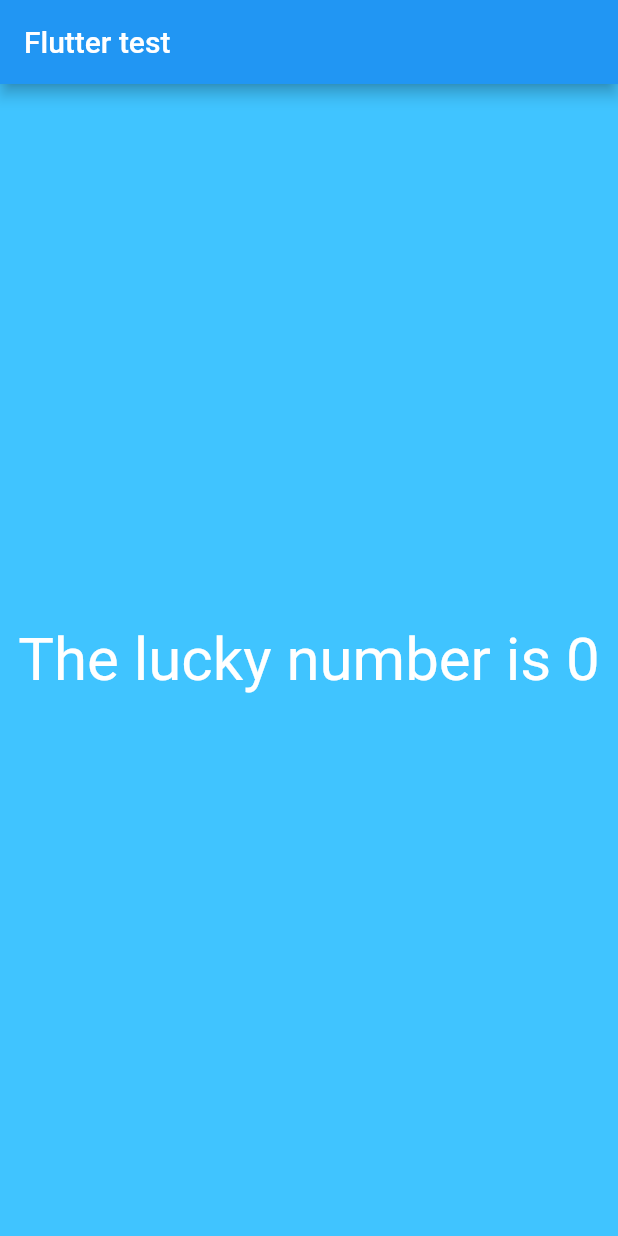
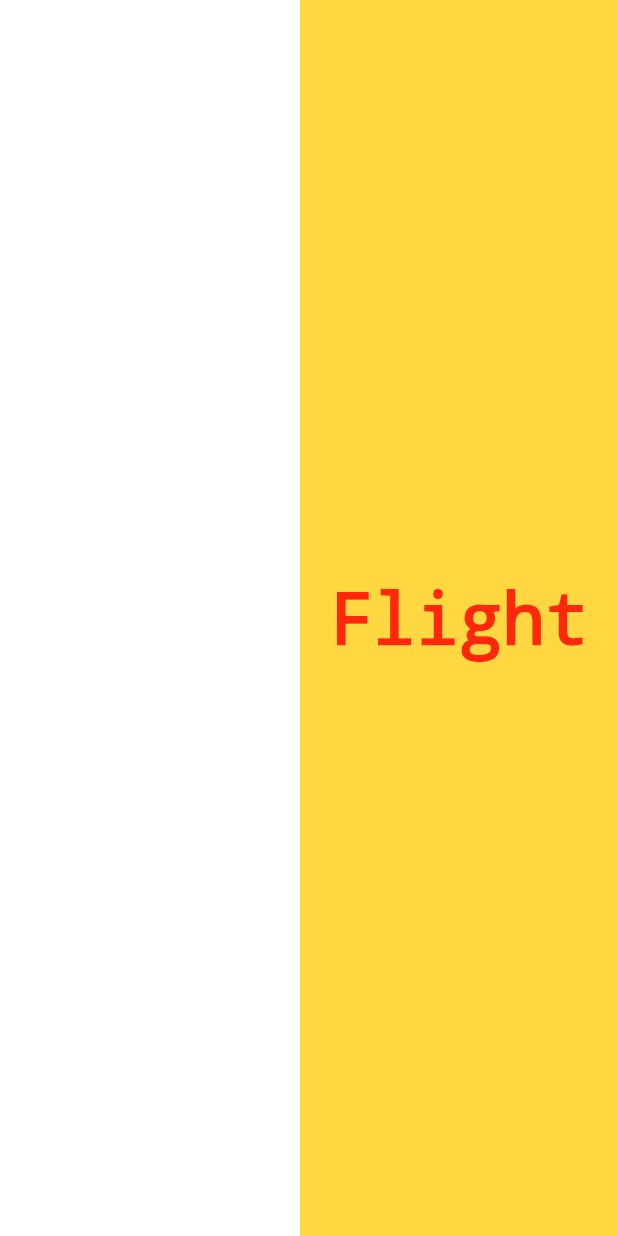
Before and after one commit to SherifMohamedFarouk/Flutter-test-run, a Flutter app: the screen it shows after launch, on a phone screen of 412 x 824 dp. Run offline on Flutter 3.47's test engine with Material 2 defaults, Android fonts, the phone set to English and light mode, and no system bars.

Commit message:
Container

```diff
--- a/lib/app_screens/FirstScreen.dart
+++ b/lib/app_screens/FirstScreen.dart
@@ -2,19 +2,16 @@ import 'dart:math';
 
 import "package:flutter/material.dart";
 
-class FirstScreen extends StatelessWidget{
+class Home extends StatelessWidget{
   @override
   Widget build(BuildContext context) {
-   return Material(
-       color: Colors.lightBlueAccent,
-       child: Center(
-           child :Text("The lucky number is ${LuckyNumber()}" , textDirection: TextDirection.ltr , style:TextStyle(color: Colors.white,fontSize: 40.0) )
-       )
-   );
+    return Center(child:Container(
+      alignment: Alignment.center,
+      color: Colors.amberAccent,
+      margin: EdgeInsets.only(left: 200.0),
+      child: Text("Flight",textDirection: TextDirection.ltr,style: TextStyle(decoration:TextDecoration.none ),),
+    )
+    );
   }
-  int LuckyNumber(){
-    var random = Random();
-    int luckyNumber = random.nextInt(10);
-    return luckyNumber;
-  }
+
 }
--- a/lib/main.dart
+++ b/lib/main.dart
@@ -1,22 +1,14 @@
 import 'dart:math';
 
 import "package:flutter/material.dart";
-import 'package:flutter_app/app_screens/FirstScreen.dart';
+
+import 'app_screens/FirstScreen.dart';
 
 
-void main()=> runApp(MyFlutterApp());
 
-class MyFlutterApp extends StatelessWidget{
-  @override
-  Widget build(BuildContext context) {
-    return new MaterialApp(debugShowCheckedModeBanner:false ,title: "My Flutter app", home:Scaffold(
-    appBar: AppBar(title: Text("Flutter test"),
-    ),
-    body:  FirstScreen()
-    ),
-
-    );
-  }
+void main (){
+  runApp(MaterialApp( debugShowCheckedModeBanner: false, title: "Flutter app", home: Home(),
 
 
+  ));
 }
```
